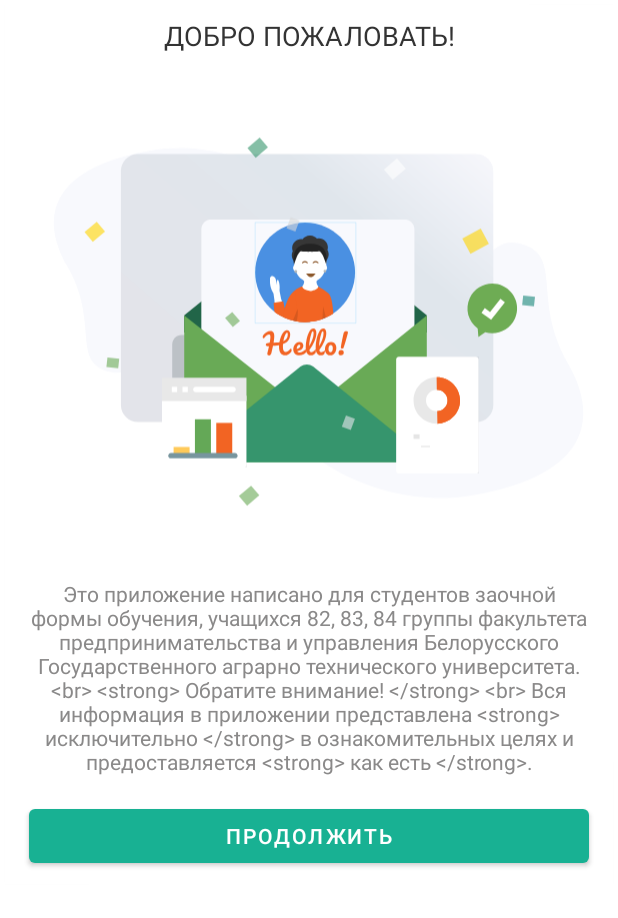
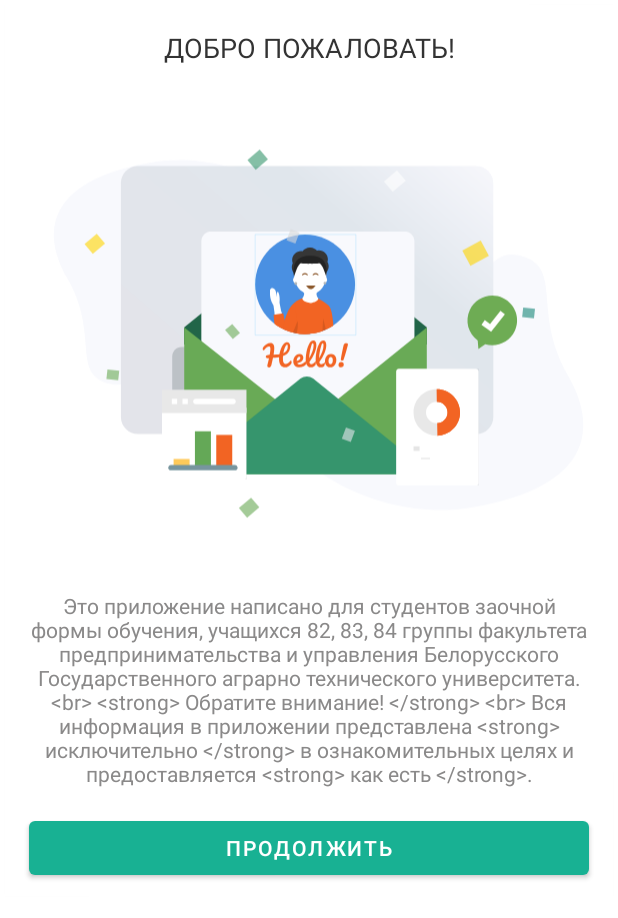
Before and after one commit to mzfkr97/BATSU_App.-Dagger2-MVP-Retrofit2, an Android app: the layout dialog_onboarding.xml on its own in the app's theme, with its tools: preview values and no code run, on a phone screen of 412 x 824 dp. Shown: the top 918 px of the screen. Run offline under Robolectric (Android 15) with nearby library versions, the phone set to English and light mode, and no system bars.

```diff
--- a/app/src/main/java/com/roman/batsu/MainActivity.kt
+++ b/app/src/main/java/com/roman/batsu/MainActivity.kt
@@ -93,7 +93,7 @@
 
     private fun doFirstRun() {
         val settings = getSharedPreferences(PREFS_NAME, Context.MODE_PRIVATE)
-        if (settings.getBoolean("isFirstRun", true)) {
+        if (settings.getBoolean("isFirstRuns", true)) {
             val onBoardingDialog = OnBoardingDialog.newInstance()
             onBoardingDialog.isCancelable = false
             onBoardingDialog.show(supportFragmentManager, "onBoardingDialogFragment")
--- a/app/src/main/java/com/roman/batsu/ui/dialogfragment/OnBoardingDialog.kt
+++ b/app/src/main/java/com/roman/batsu/ui/dialogfragment/OnBoardingDialog.kt
@@ -41,7 +41,7 @@
     }
 
     override fun onClick(v: View) {
-        preferences.edit { putBoolean("isFirstRun", false) }
+        preferences.edit { putBoolean("isFirstRuns", false) }
         this.dismiss()
     }
 
--- a/app/src/main/res/layout/dialog_onboarding.xml
+++ b/app/src/main/res/layout/dialog_onboarding.xml
@@ -29,7 +29,7 @@
                     style="@style/textPrimary"
                     android:layout_width="0dp"
                     android:layout_height="wrap_content"
-                    android:layout_marginTop="8dp"
+                    android:layout_marginTop="16dp"
                     android:gravity="center"
                     android:textAllCaps="true"
                     android:textSize="18sp"
```
